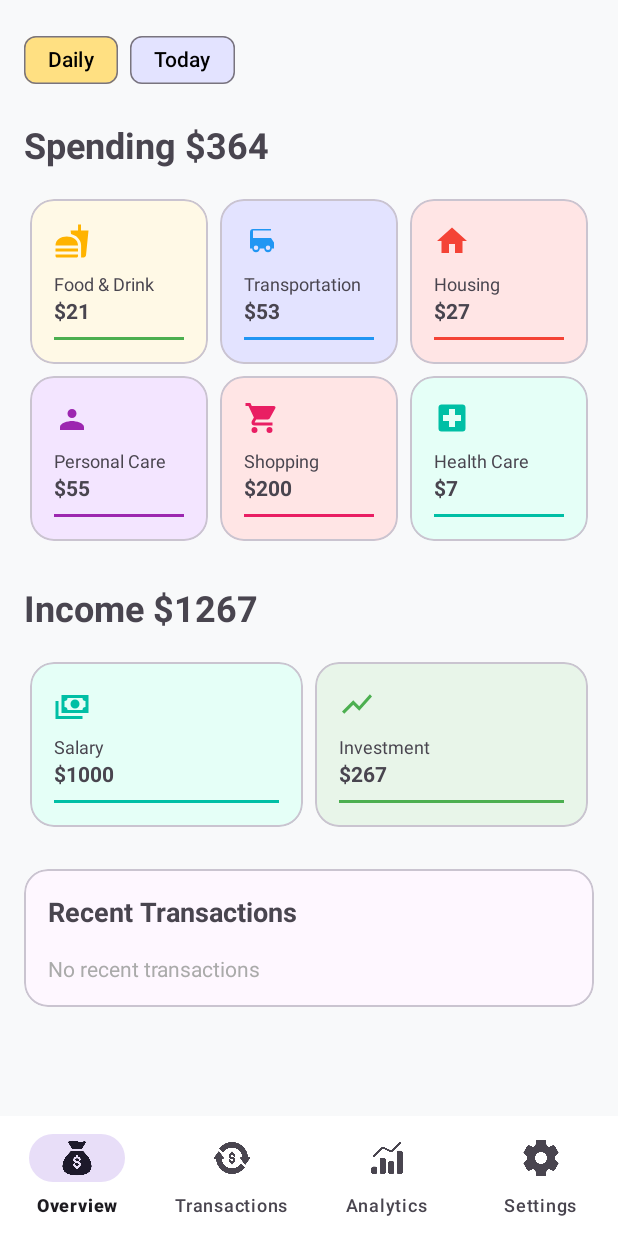
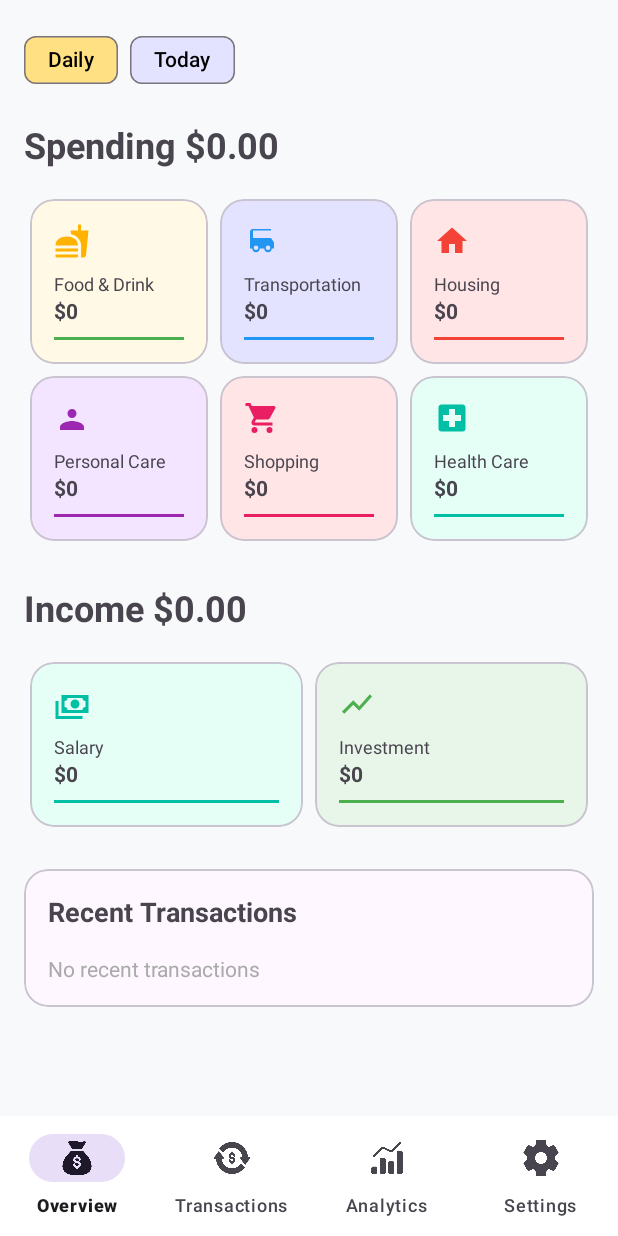
Before and after one commit to sanirurajapaksha/Budgetly, an Android app: the screen it shows after launch (MainActivity), on a phone screen of 412 x 824 dp. Run offline under Robolectric (Android 15) with nearby library versions, the phone set to English and light mode, and no system bars; our stand-ins replace navigation-ui.

Commit message:
Enhance Analytics and Overview Fragments

```diff
--- a/app/src/main/java/com/example/budgetly_asupersimplefinancetracker/Overview.kt
+++ b/app/src/main/java/com/example/budgetly_asupersimplefinancetracker/Overview.kt
@@ -29,6 +29,9 @@ class Overview : Fragment() {
     private lateinit var transactionManager: TransactionManager
     private lateinit var recentTransactionsContainer: ViewGroup
     private lateinit var recentTransactionsCard: MaterialCardView
+    private lateinit var spendingTitleText: TextView
+    private lateinit var incomeTitleText: TextView
+    private lateinit var categoryAmounts: Map<String, TextView>
 
     override fun onCreate(savedInstanceState: Bundle?) {
         super.onCreate(savedInstanceState)
@@ -50,21 +53,80 @@ class Overview : Fragment() {
         super.onViewCreated(view, savedInstanceState)
 
         transactionManager = TransactionManager(requireContext())
+        initializeViews(view)
+        setupClickListeners()
+        updateAllData()
+    }
+
+    private fun initializeViews(view: View) {
         recentTransactionsContainer = view.findViewById(R.id.recent_transactions_container)
         recentTransactionsCard = view.findViewById(R.id.recent_transactions_card)
+        spendingTitleText = view.findViewById(R.id.spending_title_text)
+        incomeTitleText = view.findViewById(R.id.income_title_text)
 
-        // Set click listener to navigate to Transactions tab using bottom navigation
+        // Initialize category amount TextViews
+        categoryAmounts = mapOf(
+            "food & drink" to view.findViewById(R.id.food_amount),
+            "transportation" to view.findViewById(R.id.transportation_amount),
+            "housing" to view.findViewById(R.id.housing_amount),
+            "personal care" to view.findViewById(R.id.personal_care_amount),
+            "shopping" to view.findViewById(R.id.shopping_amount),
+            "health care" to view.findViewById(R.id.health_care_amount),
+            "salary" to view.findViewById(R.id.salary_amount),
+            "investment" to view.findViewById(R.id.investment_amount)
+        )
+    }
+
+    private fun setupClickListeners() {
         recentTransactionsCard.setOnClickListener {
             val bottomNav = requireActivity().findViewById<BottomNavigationView>(R.id.bottom_navigation)
             bottomNav.selectedItemId = R.id.nav_transactions
         }
+    }
 
+    private fun updateAllData() {
+        updateCategoryTiles()
+        updateTotalAmounts()
         updateRecentTransactions()
+    }
+
+    private fun updateCategoryTiles() {
+        val transactions = transactionManager.getTransactions()
+
+        // Reset all amounts to zero
+        categoryAmounts.values.forEach { it.text = "$0" }
+
+        // Group transactions by category and calculate totals
+        val categoryTotals = transactions.groupBy {
+            it.category.lowercase()
+        }.mapValues { (_, transactions) ->
+            transactions.sumOf { it.amount }
+        }
+
+        // Update each category tile with its total
+        categoryTotals.forEach { (category, total) ->
+            categoryAmounts[category]?.text = "$${String.format("%.2f", total)}"
+        }
+    }
+
+    private fun updateTotalAmounts() {
+        val transactions = transactionManager.getTransactions()
+
+        val totalSpending = transactions
+            .filter { it.isExpense }
+            .sumOf { it.amount }
+
+        val totalIncome = transactions
+            .filter { !it.isExpense }
+            .sumOf { it.amount }
+
+        spendingTitleText.text = "Spending $${String.format("%.2f", totalSpending)}"
+        incomeTitleText.text = "Income $${String.format("%.2f", totalIncome)}"
     }
 
     override fun onResume() {
         super.onResume()
-        updateRecentTransactions()
+        updateAllData()
     }
 
     private fun updateRecentTransactions() {
--- a/app/src/main/res/layout/fragment_overview.xml
+++ b/app/src/main/res/layout/fragment_overview.xml
@@ -34,9 +34,10 @@
 
         <!-- Spending Section -->
         <TextView
+            android:id="@+id/spending_title_text"
             android:layout_width="match_parent"
             android:layout_height="wrap_content"
-            android:text="Spending $364"
+            android:text="Spending $0"
             android:textSize="24sp"
             android:textStyle="bold"
             android:layout_marginBottom="16dp" />
@@ -79,9 +80,10 @@
                         android:textSize="12sp" />
 
                     <TextView
+                        android:id="@+id/food_amount"
                         android:layout_width="wrap_content"
                         android:layout_height="wrap_content"
-                        android:text="$21"
+                        android:text="$0"
                         android:textStyle="bold" />
 
                     <View
@@ -122,9 +124,10 @@
                         android:textSize="12sp" />
 
                     <TextView
+                        android:id="@+id/transportation_amount"
                         android:layout_width="wrap_content"
                         android:layout_height="wrap_content"
-                        android:text="$53"
+                        android:text="$0"
                         android:textStyle="bold" />
 
                     <View
@@ -165,9 +168,10 @@
                         android:textSize="12sp" />
 
                     <TextView
+                        android:id="@+id/housing_amount"
                         android:layout_width="wrap_content"
                         android:layout_height="wrap_content"
-                        android:text="$27"
+                        android:text="$0"
                         android:textStyle="bold" />
 
                     <View
@@ -208,9 +212,10 @@
                         android:textSize="12sp" />
 
                     <TextView
+                        android:id="@+id/personal_care_amount"
                         android:layout_width="wrap_content"
                         android:layout_height="wrap_content"
-                        android:text="$55"
+                        android:text="$0"
                         android:textStyle="bold" />
 
                     <View
@@ -251,9 +256,10 @@
                         android:textSize="12sp" />
 
                     <TextView
+                        android:id="@+id/shopping_amount"
                         android:layout_width="wrap_content"
                         android:layout_height="wrap_content"
-                        android:text="$200"
+                        android:text="$0"
                         android:textStyle="bold" />
 
                     <View
@@ -294,9 +300,10 @@
                         android:textSize="12sp" />
 
                     <TextView
+                        android:id="@+id/health_care_amount"
                         android:layout_width="wrap_content"
                         android:layout_height="wrap_content"
-                        android:text="$7"
+                        android:text="$0"
                         android:textStyle="bold" />
 
                     <View
@@ -310,6 +317,7 @@
 
         <!-- Income Section -->
         <TextView
+            android:id="@+id/income_title_text"
             android:layout_width="match_parent"
             android:layout_height="wrap_content"
             android:text="Income $1267"
@@ -353,6 +361,7 @@
                         android:textSize="12sp" />
 
                     <TextView
+                        android:id="@+id/salary_amount"
                         android:layout_width="wrap_content"
                         android:layout_height="wrap_content"
                         android:text="$1000"
@@ -396,6 +405,7 @@
                         android:textSize="12sp" />
 
                     <TextView
+                        android:id="@+id/investment_amount"
                         android:layout_width="wrap_content"
                         android:layout_height="wrap_content"
                         android:text="$267"
```
Also changed, not shown: app/src/main/java/com/example/budgetly_asupersimplefinancetracker/Analytics.kt (+24 -17 lines), app/src/main/res/layout/fragment_analytics.xml (+18 -5 lines).
